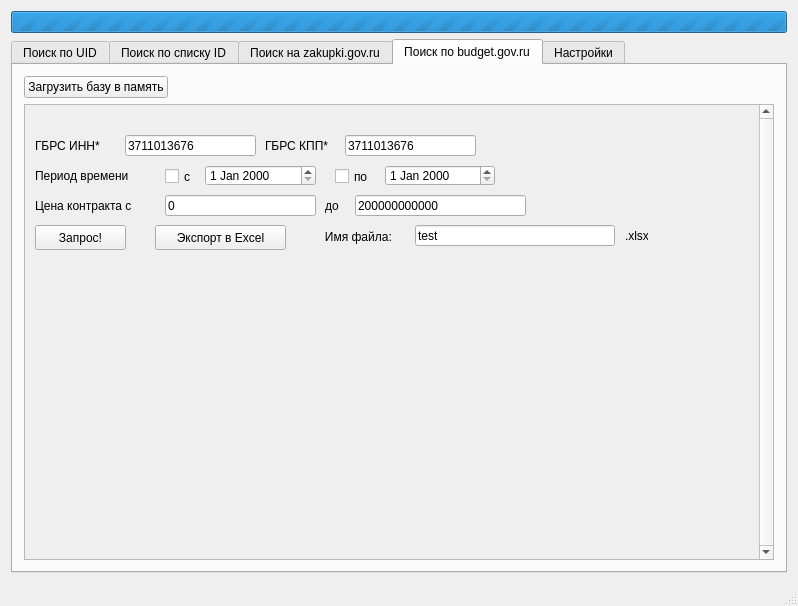
Above: gov_zakupki/mainwindow.ui from celidos/gov_zakupki before the change. Below: the same form after it.
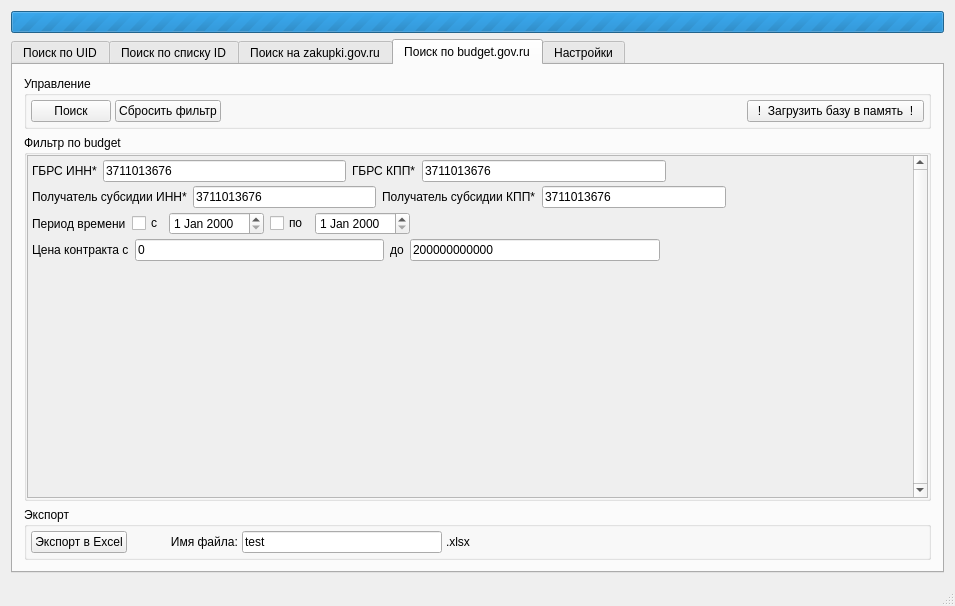
That is the form after the change. The open tabs and pages were chosen to show the change.

Patch:
```diff
--- a/gov_zakupki/mainwindow.ui
+++ b/gov_zakupki/mainwindow.ui
@@ -43,13 +43,13 @@
        </size>
       </property>
       <property name="currentIndex">
-       <number>4</number>
+       <number>0</number>
       </property>
       <widget class="QWidget" name="verticalTabWidget_2Page1">
        <attribute name="title">
         <string>Поиск по UID</string>
        </attribute>
-       <layout class="QVBoxLayout" name="verticalLayout_10">
+       <layout class="QVBoxLayout" name="verticalLayout_14">
         <item>
          <widget class="QLabel" name="label">
           <property name="text">
@@ -69,62 +69,173 @@
           <item>
            <widget class="QPushButton" name="pushButton">
             <property name="text">
-             <string>Искать</string>
+             <string>Поиск</string>
             </property>
            </widget>
           </item>
          </layout>
         </item>
         <item>
-         <widget class="QSplitter" name="splitter_3">
-          <property name="orientation">
-           <enum>Qt::Vertical</enum>
+         <widget class="QTabWidget" name="tabWidget">
+          <property name="currentIndex">
+           <number>0</number>
           </property>
-          <widget class="QWidget" name="layoutWidget">
-           <layout class="QHBoxLayout" name="horizontalLayout_4"/>
+          <widget class="QWidget" name="tab_5">
+           <attribute name="title">
+            <string>Информация</string>
+           </attribute>
+           <layout class="QVBoxLayout" name="verticalLayout_10">
+            <item>
+             <layout class="QHBoxLayout" name="horizontalLayout_4"/>
+            </item>
+           </layout>
           </widget>
-          <widget class="QSplitter" name="splitter">
-           <property name="orientation">
-            <enum>Qt::Vertical</enum>
-           </property>
-           <widget class="QWidget" name="verticalLayoutWidget_2">
-            <layout class="QVBoxLayout" name="verticalLayout_9">
-             <item>
-              <layout class="QHBoxLayout" name="horizontalLayout_2">
-               <item>
-                <widget class="QLabel" name="label_2">
-                 <property name="text">
-                  <string>Документы</string>
+          <widget class="QWidget" name="tab_6">
+           <attribute name="title">
+            <string>Документы</string>
+           </attribute>
+           <layout class="QVBoxLayout" name="verticalLayout_8">
+            <item>
+             <layout class="QVBoxLayout" name="verticalLayout_9">
+              <item>
+               <layout class="QHBoxLayout" name="horizontalLayout_2">
+                <item>
+                 <widget class="QLabel" name="label_2">
+                  <property name="text">
+                   <string>Документы</string>
+                  </property>
+                 </widget>
+                </item>
+                <item>
+                 <spacer name="horizontalSpacer_2">
+                  <property name="orientation">
+                   <enum>Qt::Horizontal</enum>
+                  </property>
+                  <property name="sizeHint" stdset="0">
+                   <size>
+                    <width>40</width>
+                    <height>20</height>
+                   </size>
+                  </property>
+                 </spacer>
+                </item>
+               </layout>
+              </item>
+              <item>
+               <layout class="QHBoxLayout" name="horizontalLayout_3"/>
+              </item>
+             </layout>
+            </item>
+           </layout>
+          </widget>
+          <widget class="QWidget" name="tab_7">
+           <attribute name="title">
+            <string>Сведения о перечислении (budget)</string>
+           </attribute>
+           <layout class="QVBoxLayout" name="verticalLayout_13">
+            <item>
+             <layout class="QVBoxLayout" name="verticalLayout">
+              <item>
+               <widget class="QTableWidget" name="tableWidget"/>
+              </item>
+              <item>
+               <widget class="QGroupBox" name="groupBox_4">
+                <property name="title">
+                 <string>Экспорт</string>
+                </property>
+                <layout class="QHBoxLayout" name="horizontalLayout_16">
+                 <property name="spacing">
+                  <number>4</number>
                  </property>
-                </widget>
-               </item>
-               <item>
-                <spacer name="horizontalSpacer_2">
-                 <property name="orientation">
-                  <enum>Qt::Horizontal</enum>
+                 <property name="leftMargin">
+                  <number>4</number>
                  </property>
-                 <property name="sizeHint" stdset="0">
-                  <size>
-                   <width>40</width>
-                   <height>20</height>
-                  </size>
+                 <property name="topMargin">
+                  <number>4</number>
                  </property>
-                </spacer>
-               </item>
-              </layout>
-             </item>
-             <item>
-              <layout class="QHBoxLayout" name="horizontalLayout_3"/>
-             </item>
-            </layout>
-           </widget>
-           <widget class="QWidget" name="verticalLayoutWidget">
-            <layout class="QVBoxLayout" name="verticalLayout">
-             <item>
-              <widget class="QTableWidget" name="tableWidget"/>
-             </item>
-            </layout>
-           </widget>
+                 <property name="rightMargin">
+                  <number>4</number>
+                 </property>
+                 <property name="bottomMargin">
+                  <number>4</number>
+                 </property>
+                 <item>
+                  <widget class="QPushButton" name="pushButton_10">
+                   <property name="sizePolicy">
+                    <sizepolicy hsizetype="Fixed" vsizetype="Fixed">
+                     <horstretch>0</horstretch>
+                     <verstretch>0</verstretch>
+                    </sizepolicy>
+                   </property>
+                   <property name="text">
+                    <string>Экспорт в xls</string>
+                   </property>
+                  </widget>
+                 </item>
+                 <item>
+                  <widget class="QLabel" name="label_24">
+                   <property name="sizePolicy">
+                    <sizepolicy hsizetype="Fixed" vsizetype="Preferred">
+                     <horstretch>0</horstretch>
+                     <verstretch>0</verstretch>
+                    </sizepolicy>
+                   </property>
+                   <property name="text">
+                    <string>            Имя файла:</string>
+                   </property>
+                  </widget>
+                 </item>
+                 <item>
+                  <widget class="QLineEdit" name="lineEdit_16">
+                   <property name="sizePolicy">
+                    <sizepolicy hsizetype="Expanding" vsizetype="Fixed">
+                     <horstretch>0</horstretch>
+                     <verstretch>0</verstretch>
+                    </sizepolicy>
+                   </property>
+                   <property name="maximumSize">
+                    <size>
+                     <width>200</width>
+                     <height>16777215</height>
+                    </size>
+                   </property>
+                   <property name="text">
+                    <string>test</string>
+                   </property>
+                  </widget>
+                 </item>
+                 <item>
+                  <widget class="QLabel" name="label_25">
+                   <property name="sizePolicy">
+                    <sizepolicy hsizetype="Fixed" vsizetype="Preferred">
+                     <horstretch>0</horstretch>
+                     <verstretch>0</verstretch>
+                    </sizepolicy>
+                   </property>
+                   <property name="text">
+                    <string>.xlsx</string>
+                   </property>
+                  </widget>
+                 </item>
+                 <item>
+                  <spacer name="horizontalSpacer_11">
+                   <property name="orientation">
+                    <enum>Qt::Horizontal</enum>
+                   </property>
+                   <property name="sizeHint" stdset="0">
+                    <size>
+                     <width>40</width>
+                     <height>20</height>
+                    </size>
+                   </property>
+                  </spacer>
+                 </item>
+                </layout>
+               </widget>
+              </item>
+             </layout>
+            </item>
+           </layout>
           </widget>
          </widget>
         </item>
@@ -182,9 +293,6 @@
           </item>
          </layout>
         </item>
-        <item>
-         <widget class="QPlainTextEdit" name="plainTextEdit_2"/>
-        </item>
         <item>
          <layout class="QVBoxLayout" name="verticalLayout_6"/>
         </item>
@@ -293,7 +401,7 @@
            <item>
             <widget class="QPushButton" name="pushButton_3">
              <property name="text">
-              <string>Искать!</string>
+              <string>Поиск</string>
              </property>
             </widget>
            </item>
@@ -323,7 +431,7 @@
         <item>
          <widget class="QGroupBox" name="groupBox_2">
           <property name="title">
-           <string>Фильтр</string>
+           <string>Фильтр по zakupki</string>
           </property>
           <layout class="QVBoxLayout" name="verticalLayout_3">
            <property name="leftMargin">
@@ -358,7 +466,7 @@
                 <x>0</x>
                 <y>0</y>
                 <width>736</width>
-                <height>232</height>
+                <height>328</height>
                </rect>
               </property>
               <layout class="QVBoxLayout" name="verticalLayout_4">
@@ -628,7 +736,7 @@
               </sizepolicy>
              </property>
              <property name="text">
-              <string>Экспорт в xls</string>
+              <string>Экспорт в Excel</string>
              </property>
             </widget>
            </item>
@@ -693,259 +801,366 @@
           </layout>
          </widget>
         </item>
-        <item>
-         <widget class="QPlainTextEdit" name="plainTextEdit_3">
-          <property name="minimumSize">
-           <size>
-            <width>0</width>
-            <height>50</height>
-           </size>
-          </property>
-          <property name="maximumSize">
-           <size>
-            <width>16777215</width>
-            <height>90</height>
-           </size>
-          </property>
-         </widget>
-        </item>
        </layout>
       </widget>
       <widget class="QWidget" name="tab_2">
        <attribute name="title">
         <string>Поиск по budget.gov.ru</string>
        </attribute>
-       <layout class="QVBoxLayout" name="verticalLayout_8">
+       <layout class="QVBoxLayout" name="verticalLayout_17">
         <item>
-         <layout class="QHBoxLayout" name="horizontalLayout_6">
-          <item>
-           <widget class="QPushButton" name="pushButton_8">
-            <property name="text">
-             <string>Загрузить базу в память</string>
-            </property>
-           </widget>
-          </item>
-          <item>
-           <spacer name="horizontalSpacer">
-            <property name="orientation">
-             <enum>Qt::Horizontal</enum>
-            </property>
-            <property name="sizeHint" stdset="0">
-             <size>
-              <width>40</width>
-              <height>20</height>
-             </size>
-            </property>
-           </spacer>
-          </item>
-         </layout>
-        </item>
-        <item>
-         <widget class="QSplitter" name="splitter_2">
-          <property name="orientation">
-           <enum>Qt::Vertical</enum>
+         <widget class="QGroupBox" name="groupBox_5">
+          <property name="sizePolicy">
+           <sizepolicy hsizetype="Minimum" vsizetype="Minimum">
+            <horstretch>0</horstretch>
+            <verstretch>0</verstretch>
+           </sizepolicy>
           </property>
-          <widget class="QScrollArea" name="scrollArea_2">
-           <property name="verticalScrollBarPolicy">
-            <enum>Qt::ScrollBarAlwaysOn</enum>
+          <property name="minimumSize">
+           <size>
+            <width>0</width>
+            <height>0</height>
+           </size>
+          </property>
+          <property name="title">
+           <string>Управление</string>
+          </property>
+          <layout class="QHBoxLayout" name="horizontalLayout_17">
+           <property name="spacing">
+            <number>4</number>
            </property>
-           <property name="widgetResizable">
-            <bool>true</bool>
+           <property name="leftMargin">
+            <number>4</number>
            </property>
-           <widget class="QWidget" name="scrollAreaWidgetContents_2">
-            <property name="geometry">
-             <rect>
-              <x>0</x>
-              <y>0</y>
-              <width>742</width>
-              <height>451</height>
-             </rect>
-            </property>
-            <widget class="QLineEdit" name="lineEdit_5">
-             <property name="geometry">
-              <rect>
-               <x>100</x>
-               <y>30</y>
-               <width>131</width>
-               <height>21</height>
-              </rect>
-             </property>
-             <property name="text">
-              <string>3711013676</string>
-             </property>
-            </widget>
-            <widget class="QLabel" name="label_7">
-             <property name="geometry">
-              <rect>
-               <x>10</x>
-               <y>60</y>
-               <width>131</width>
-               <height>21</height>
-              </rect>
-             </property>
-             <property name="text">
-              <string>Период времени</string>
-             </property>
-            </widget>
-            <widget class="QCheckBox" name="checkBox_4">
-             <property name="geometry">
-              <rect>
-               <x>140</x>
-               <y>60</y>
-               <width>41</width>
-               <height>23</height>
-              </rect>
-             </property>
-             <property name="text">
-              <string>c</string>
-             </property>
-            </widget>
-            <widget class="QLabel" name="label_8">
-             <property name="geometry">
-              <rect>
-               <x>10</x>
-               <y>30</y>
-               <width>81</width>
-               <height>21</height>
-              </rect>
-             </property>
-             <property name="text">
-              <string>ГБРС ИНН*</string>
-             </property>
-            </widget>
-            <widget class="QCheckBox" name="checkBox_5">
-             <property name="geometry">
-              <rect>
-               <x>310</x>
-               <y>60</y>
-               <width>41</width>
-               <height>23</height>
-              </rect>
-             </property>
-             <property name="text">
-              <string>по</string>
-             </property>
-            </widget>
-            <widget class="QDateEdit" name="dateEdit_3">
-             <property name="geometry">
-              <rect>
-               <x>360</x>
-               <y>60</y>
-               <width>110</width>
-               <height>21</height>
-              </rect>
-             </property>
-            </widget>
-            <widget class="QDateEdit" name="dateEdit_4">
-             <property name="geometry">
-              <rect>
-               <x>180</x>
-               <y>60</y>
-               <width>111</width>
-               <height>21</height>
-              </rect>
-             </property>
-            </widget>
-            <widget class="QLabel" name="label_9">
-             <property name="geometry">
-              <rect>
-               <x>240</x>
-               <y>30</y>
-               <width>81</width>
-               <height>21</height>
-              </rect>
-             </property>
-             <property name="text">
-              <string>ГБРС КПП*</string>
-             </property>
-            </widget>
-            <widget class="QLineEdit" name="lineEdit_6">
-             <property name="geometry">
-              <rect>
-               <x>320</x>
-               <y>30</y>
-               <width>131</width>
-               <height>21</height>
-              </rect>
-             </property>
-             <property name="text">
-              <string>3711013676</string>
-             </property>
-            </widget>
+           <property name="topMargin">
+            <number>4</number>
+           </property>
+           <property name="rightMargin">
+            <number>4</number>
+           </property>
+           <property name="bottomMargin">
+            <number>4</number>
+           </property>
+           <item>
             <widget class="QPushButton" name="pushButton_9">
-             <property name="geometry">
-              <rect>
-               <x>10</x>
-               <y>120</y>
-               <width>91</width>
-               <height>25</height>
-              </rect>
-             </property>
              <property name="text">
-              <string>Запрос!</string>
+              <string>Поиск</string>
              </property>
             </widget>
-            <widget class="QLabel" name="label_13">
-             <property name="geometry">
-              <rect>
-               <x>10</x>
-               <y>90</y>
-               <width>131</width>
-               <height>21</height>
-              </rect>
-             </property>
+           </item>
+           <item>
+            <widget class="QPushButton" name="pushButton_13">
              <property name="text">
-              <string>Цена контракта с</string>
+              <string>Сбросить фильтр</string>
              </property>
             </widget>
-            <widget class="QLineEdit" name="lineEdit_7">
-             <property name="geometry">
-              <rect>
-               <x>140</x>
-               <y>90</y>
-               <width>151</width>
-               <height>21</height>
-              </rect>
+           </item>
+           <item>
+            <spacer name="horizontalSpacer_12">
+             <property name="orientation">
+              <enum>Qt::Horizontal</enum>
              </property>
+             <property name="sizeHint" stdset="0">
+              <size>
+               <width>522</width>
+               <height>20</height>
+              </size>
+             </property>
+            </spacer>
+           </item>
+           <item>
+            <widget class="QPushButton" name="pushButton_8">
              <property name="text">
-              <string>0</string>
+              <string>  !  Загрузить базу в память  !  </string>
              </property>
             </widget>
-            <widget class="QLineEdit" name="lineEdit_8">
-             <property name="geometry">
-              <rect>
-               <x>330</x>
-               <y>90</y>
-               <width>171</width>
-               <height>21</height>
-              </rect>
+           </item>
+          </layout>
+         </widget>
+        </item>
+        <item>
+         <widget class="QGroupBox" name="groupBox_7">
+          <property name="title">
+           <string>Фильтр по budget</string>
+          </property>
+          <layout class="QVBoxLayout" name="verticalLayout_16">
+           <property name="spacing">
+            <number>4</number>
+           </property>
+           <property name="leftMargin">
+            <number>0</number>
+           </property>
+           <property name="topMargin">
+            <number>0</number>
+           </property>
+           <property name="rightMargin">
+            <number>0</number>
+           </property>
+           <property name="bottomMargin">
+            <number>0</number>
+           </property>
+           <item>
+            <widget class="QScrollArea" name="scrollArea_2">
+             <property name="verticalScrollBarPolicy">
+              <enum>Qt::ScrollBarAlwaysOn</enum>
              </property>
-             <property name="text">
-              <string>200000000000</string>
+             <property name="widgetResizable">
+              <bool>true</bool>
              </property>
+             <widget class="QWidget" name="scrollAreaWidgetContents_2">
+              <property name="geometry">
+               <rect>
+                <x>0</x>
+                <y>0</y>
+                <width>736</width>
+                <height>328</height>
+               </rect>
+              </property>
+              <layout class="QVBoxLayout" name="verticalLayout_15">
+               <property name="spacing">
+                <number>4</number>
+               </property>
+               <property name="leftMargin">
+                <number>4</number>
+               </property>
+               <property name="topMargin">
+                <number>4</number>
+               </property>
+               <property name="rightMargin">
+                <number>4</number>
+               </property>
+               <property name="bottomMargin">
+                <number>4</number>
+               </property>
+               <item>
+                <layout class="QHBoxLayout" name="horizontalLayout_6">
+                 <item>
+                  <widget class="QLabel" name="label_8">
+                   <property name="text">
+                    <string>ГБРС ИНН*</string>
+                   </property>
+                  </widget>
+                 </item>
+                 <item>
+                  <widget class="QLineEdit" name="lineEdit_5">
+                   <property name="text">
+                    <string>3711013676</string>
+                   </property>
+                  </widget>
+                 </item>
+                 <item>
+                  <widget class="QLabel" name="label_9">
+                   <property name="text">
+                    <string>ГБРС КПП*</string>
+                   </property>
+                  </widget>
+                 </item>
+                 <item>
+                  <widget class="QLineEdit" name="lineEdit_6">
+                   <property name="text">
+                    <string>3711013676</string>
+                   </property>
+                  </widget>
+                 </item>
+                 <item>
+                  <spacer name="horizontalSpacer">
+                   <property name="orientation">
+                    <enum>Qt::Horizontal</enum>
+                   </property>
+                   <property name="sizeHint" stdset="0">
+                    <size>
+                     <width>40</width>
+                     <height>20</height>
+                    </size>
+                   </property>
+                  </spacer>
+                 </item>
+                </layout>
+               </item>
+               <item>
+                <layout class="QHBoxLayout" name="horizontalLayout_19">
+                 <item>
+                  <widget class="QLabel" name="label_20">
+                   <property name="text">
+                    <string>Получатель субсидии ИНН*</string>
+                   </property>
+                  </widget>
+                 </item>
+                 <item>
+                  <widget class="QLineEdit" name="lineEdit_17">
+                   <property name="text">
+                    <string>3711013676</string>
+                   </property>
+                  </widget>
+                 </item>
+                 <item>
+                  <widget class="QLabel" name="label_21">
+                   <property name="text">
+                    <string>Получатель субсидии КПП*</string>
+                   </property>
+                  </widget>
+                 </item>
+                 <item>
+                  <widget class="QLineEdit" name="lineEdit_18">
+                   <property name="text">
+                    <string>3711013676</string>
+                   </property>
+                  </widget>
+                 </item>
+                 <item>
+                  <spacer name="horizontalSpacer_14">
+                   <property name="orientation">
+                    <enum>Qt::Horizontal</enum>
+                   </property>
+                   <property name="sizeHint" stdset="0">
+                    <size>
+                     <width>40</width>
+                     <height>20</height>
+                    </size>
+                   </property>
+                  </spacer>
+                 </item>
+                </layout>
+               </item>
+               <item>
+                <layout class="QHBoxLayout" name="horizontalLayout_20">
+                 <item>
+                  <widget class="QLabel" name="label_7">
+                   <property name="text">
+                    <string>Период времени</string>
+                   </property>
+                  </widget>
+                 </item>
+                 <item>
+                  <widget class="QCheckBox" name="checkBox_4">
+                   <property name="text">
+                    <string>c</string>
+                   </property>
+                  </widget>
+                 </item>
+                 <item>
+                  <widget class="QDateEdit" name="dateEdit_4"/>
+                 </item>
+                 <item>
+                  <widget class="QCheckBox" name="checkBox_5">
+                   <property name="text">
+                    <string>по</string>
+                   </property>
+                  </widget>
+                 </item>
+                 <item>
+                  <widget class="QDateEdit" name="dateEdit_3"/>
+                 </item>
+                 <item>
+                  <spacer name="horizontalSpacer_15">
+                   <property name="orientation">
+                    <enum>Qt::Horizontal</enum>
+                   </property>
+                   <property name="sizeHint" stdset="0">
+                    <size>
+                     <width>40</width>
+                     <height>20</height>
+                    </size>
+                   </property>
+                  </spacer>
+                 </item>
+                </layout>
+               </item>
+               <item>
+                <layout class="QHBoxLayout" name="horizontalLayout_21">
+                 <item>
+                  <widget class="QLabel" name="label_13">
+                   <property name="text">
+                    <string>Цена контракта с</string>
+                   </property>
+                  </widget>
+                 </item>
+                 <item>
+                  <widget class="QLineEdit" name="lineEdit_7">
+                   <property name="text">
+                    <string>0</string>
+                   </property>
+                  </widget>
+                 </item>
+                 <item>
+                  <widget class="QLabel" name="label_14">
+                   <property name="text">
+                    <string>до</string>
+                   </property>
+                  </widget>
+                 </item>
+                 <item>
+                  <widget class="QLineEdit" name="lineEdit_8">
+                   <property name="text">
+                    <string>200000000000</string>
+                   </property>
+                  </widget>
+                 </item>
+                 <item>
+                  <spacer name="horizontalSpacer_16">
+                   <property name="orientation">
+                    <enum>Qt::Horizontal</enum>
+                   </property>
+                   <property name="sizeHint" stdset="0">
+                    <size>
+                     <width>40</width>
+                     <height>20</height>
+                    </size>
+                   </property>
+                  </spacer>
+                 </item>
+                </layout>
+               </item>
+               <item>
+                <spacer name="verticalSpacer_3">
+                 <property name="orientation">
+                  <enum>Qt::Vertical</enum>
+                 </property>
+                 <property name="sizeHint" stdset="0">
+                  <size>
+                   <width>20</width>
+                   <height>40</height>
+                  </size>
+                 </property>
+                </spacer>
+               </item>
+              </layout>
+             </widget>
             </widget>
-            <widget class="QLabel" name="label_14">
-             <property name="geometry">
-              <rect>
-               <x>300</x>
-               <y>90</y>
-               <width>21</width>
-               <height>21</height>
-              </rect>
-             </property>
+           </item>
+          </layout>
+         </widget>
+        </item>
+        <item>
+         <widget class="QGroupBox" name="groupBox_6">
+          <property name="title">
+           <string>Экспорт</string>
+          </property>
+          <layout class="QHBoxLayout" name="horizontalLayout_18">
+           <property name="spacing">
+            <number>4</number>
+           </property>
+           <property name="leftMargin">
+            <number>4</number>
+           </property>
+           <property name="topMargin">
+            <number>4</number>
+           </property>
+           <property name="rightMargin">
+            <number>4</number>
+           </property>
+           <property name="bottomMargin">
+            <number>4</number>
+           </property>
+           <item>
+            <widget class="QPushButton" name="pushButton_11">
              <property name="text">
-              <string>до</string>
+              <string>Экспорт в Excel</string>
              </property>
             </widget>
+           </item>
+           <item>
             <widget class="QLabel" name="label_15">
-             <property name="geometry">
-              <rect>
-               <x>260</x>
-               <y>120</y>
-               <width>121</width>
-               <height>23</height>
-              </rect>
-             </property>
              <property name="sizePolicy">
               <sizepolicy hsizetype="Fixed" vsizetype="Preferred">
                <horstretch>0</horstretch>
@@ -956,15 +1171,9 @@
               <string>            Имя файла:</string>
              </property>
             </widget>
+           </item>
+           <item>
             <widget class="QLineEdit" name="lineEdit_11">
-             <property name="geometry">
-              <rect>
-               <x>390</x>
-               <y>120</y>
-               <width>200</width>
-               <height>21</height>
-              </rect>
-             </property>
              <property name="sizePolicy">
               <sizepolicy hsizetype="Expanding" vsizetype="Fixed">
                <horstretch>0</horstretch>
@@ -981,15 +1190,9 @@
               <string>test</string>
              </property>
             </widget>
+           </item>
+           <item>
             <widget class="QLabel" name="label_16">
-             <property name="geometry">
-              <rect>
-               <x>600</x>
-               <y>120</y>
-               <width>23</width>
-               <height>21</height>
-              </rect>
-             </property>
              <property name="sizePolicy">
               <sizepolicy hsizetype="Fixed" vsizetype="Preferred">
                <horstretch>0</horstretch>
@@ -1000,21 +1203,21 @@
               <string>.xlsx</string>
              </property>
             </widget>
-            <widget class="QPushButton" name="pushButton_11">
-             <property name="geometry">
-              <rect>
-               <x>130</x>
-               <y>120</y>
-               <width>131</width>
-               <height>25</height>
-              </rect>
+           </item>
+           <item>
+            <spacer name="horizontalSpacer_13">
+             <property name="orientation">
+              <enum>Qt::Horizontal</enum>
              </property>
-             <property name="text">
-              <string>Экспорт в Excel</string>
+             <property name="sizeHint" stdset="0">
+              <size>
+               <width>40</width>
+               <height>20</height>
+              </size>
              </property>
-            </widget>
-           </widget>
-          </widget>
+            </spacer>
+           </item>
+          </layout>
          </widget>
         </item>
        </layout>
@@ -1104,6 +1307,20 @@
               </item>
              </layout>
             </item>
+            <item>
+             <widget class="Line" name="line_2">
+              <property name="orientation">
+               <enum>Qt::Horizontal</enum>
+              </property>
+             </widget>
+            </item>
+            <item>
+             <widget class="QLabel" name="label_26">
+              <property name="text">
+               <string>&lt;html&gt;&lt;head/&gt;&lt;body&gt;&lt;p&gt;&lt;span style=&quot; color:#888a85;&quot;&gt;Напоминание: маска задается символом %. В фильтрах важно соблюдать количество символов!&lt;/span&gt;&lt;/p&gt;&lt;p&gt;&lt;span style=&quot; color:#888a85;&quot;&gt;По вопросам обращайтесь на почту &lt;/span&gt;&lt;a href=&quot;pokonechnyy.ep@phystech.edu&quot;&gt;&lt;span style=&quot; text-decoration: underline; color:#0000ff;&quot;&gt;pokonechnyy.ep@phystech.edu&lt;/span&gt;&lt;/a&gt;&lt;span style=&quot; color:#888a85;&quot;&gt;.&lt;/span&gt;&lt;/p&gt;&lt;/body&gt;&lt;/html&gt;</string>
+              </property>
+             </widget>
+            </item>
             <item>
              <spacer name="verticalSpacer_2">
               <property name="orientation">
@@ -1117,6 +1334,13 @@
               </property>
              </spacer>
             </item>
+            <item>
+             <widget class="QLabel" name="label_4">
+              <property name="text">
+               <string>&lt;html&gt;&lt;head/&gt;&lt;body&gt;&lt;p&gt;&lt;span style=&quot; color:#babdb6;&quot;&gt;V  (o . O) V&lt;/span&gt;&lt;/p&gt;&lt;/body&gt;&lt;/html&gt;</string>
+              </property>
+             </widget>
+            </item>
            </layout>
           </widget>
          </widget>
```
